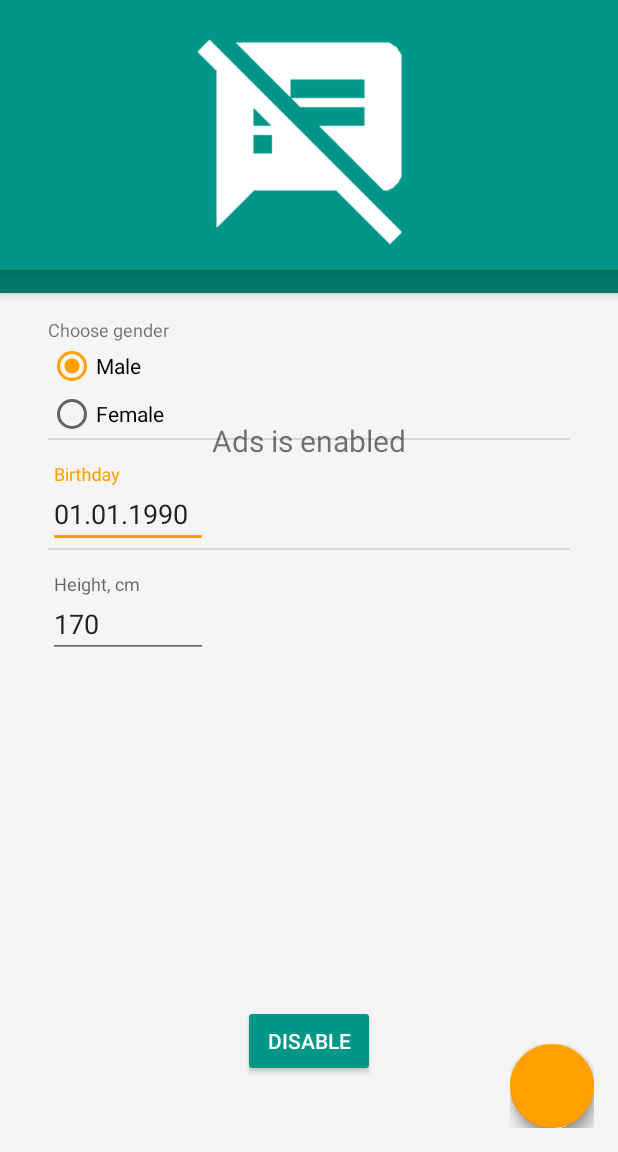
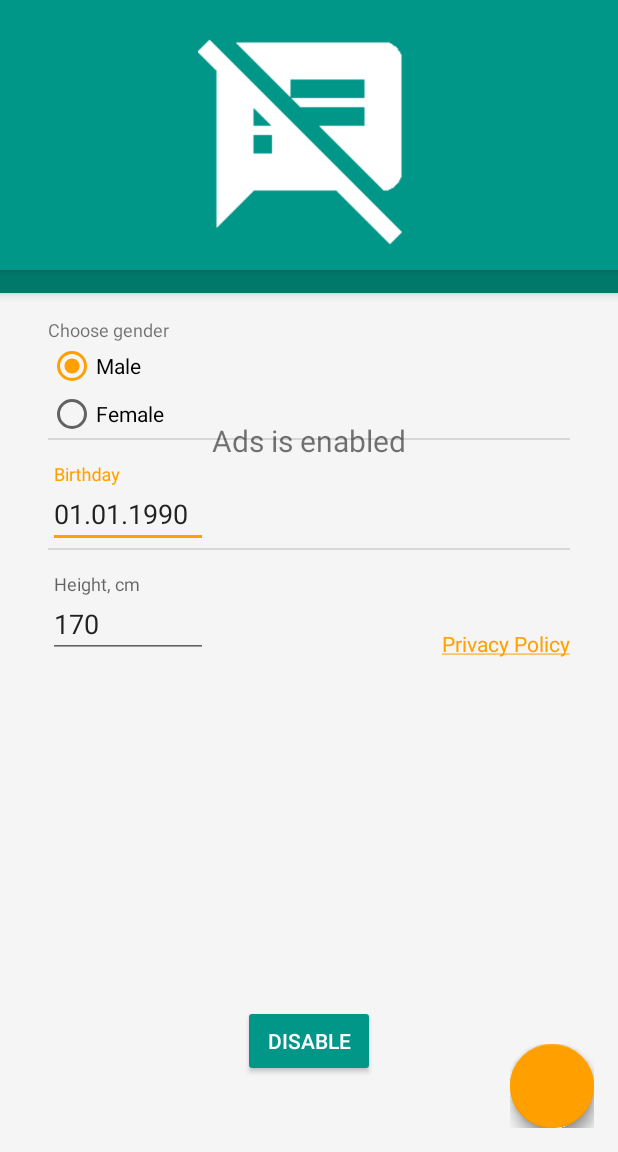
Before and after one commit to EDlGER/Diary-Nutrition, an Android app: the fragment PersonSlide placed in its activity, in the side drawer, after a tap on "Remove ads", on a phone screen of 412 x 824 dp, the part 84-1236 px from its top. Run offline under Robolectric (Android 15) with nearby library versions, the light colour scheme and no system bars; our stand-ins replace AdMob; libraries missing offline, so code that uses them is left out: com.android.vending, com.getbase.floatingactionbutton, com.github.paolorotolo.appintro, com.github.sundeepk.compactcalendarview, com.readystatesoftware.sqliteasset and 1 more; plain views replace CompactCalendarView, FloatingActionButton, FloatingActionsMenu; 27 statements that could not run were skipped.

Commit message:
Privacy Policy

```diff
--- a/DiaryNutrition/app/src/main/java/ediger/diarynutrition/fragments/intro/PersonSlide.java
+++ b/DiaryNutrition/app/src/main/java/ediger/diarynutrition/fragments/intro/PersonSlide.java
@@ -9,6 +9,7 @@ import android.support.v4.app.Fragment;
 import android.support.v7.widget.AppCompatRadioButton;
 import android.text.Editable;
 import android.text.TextWatcher;
+import android.text.method.LinkMovementMethod;
 import android.view.LayoutInflater;
 import android.view.View;
 import android.view.ViewGroup;
@@ -16,6 +17,7 @@ import android.widget.DatePicker;
 import android.widget.EditText;
 import android.widget.RadioGroup;
 import android.widget.ScrollView;
+import android.widget.TextView;
 import android.widget.Toast;
 
 import java.text.SimpleDateFormat;
@@ -49,6 +51,9 @@ public class PersonSlide extends Fragment implements ISlidePolicy,ISlideSelectio
     @Override
     public View onCreateView(LayoutInflater inflater, @Nullable ViewGroup container, @Nullable Bundle savedInstanceState) {
         View view = inflater.inflate(R.layout.fragment_intro_person, container, false);
+
+        TextView linkPolicy = (TextView) view.findViewById(R.id.link_policy);
+        linkPolicy.setMovementMethod(LinkMovementMethod.getInstance());
 
         radioGender = (RadioGroup) view.findViewById(R.id.rg_gender);
         radioGender.setOnCheckedChangeListener(new RadioGroup.OnCheckedChangeListener() {
--- a/DiaryNutrition/app/src/main/java/ediger/diarynutrition/fragments/tabs/FavorTab.java
+++ b/DiaryNutrition/app/src/main/java/ediger/diarynutrition/fragments/tabs/FavorTab.java
@@ -170,6 +170,7 @@ public class FavorTab extends Fragment implements LoaderManager.LoaderCallbacks<
         switch(item.getItemId()){
             case android.R.id.home:
                 getActivity().onBackPressed();
+                break;
             case R.id.action_add:
                 DialogFragment a = new AddFoodDialog();
                 a.setTargetFragment(FavorTab.this, REQ_CODE_ADD_FOOD);
--- a/DiaryNutrition/app/src/main/res/layout/fragment_intro_person.xml
+++ b/DiaryNutrition/app/src/main/res/layout/fragment_intro_person.xml
@@ -92,9 +92,16 @@
                 android:layout_width="match_parent"
                 android:layout_height="1dp"
                 android:background="?android:listDivider"/>
-            <android.support.design.widget.TextInputLayout
+
+            <LinearLayout
                 android:layout_width="match_parent"
                 android:layout_height="wrap_content"
+                android:orientation="horizontal">
+
+                <android.support.design.widget.TextInputLayout
+                    android:layout_width="0dp"
+                    android:layout_height="wrap_content"
+                    android:layout_weight="1"
                     android:paddingTop="16dp"
                     android:hint="@string/intro_height">
                     <EditText
@@ -105,10 +112,21 @@
                         android:inputType="number"
                         android:id="@+id/ed_height" />
                 </android.support.design.widget.TextInputLayout>
+
+                <TextView
+                    android:id="@+id/link_policy"
+                    android:layout_width="wrap_content"
+                    android:layout_height="wrap_content"
+                    android:layout_gravity="bottom"
+                    android:text="@string/link_privacy_policy"/>
+
+            </LinearLayout>
+
             <View
                 android:layout_width="match_parent"
-                android:layout_height="50dp"/>
+                android:layout_height="64dp"/>
         </LinearLayout>
+
     </LinearLayout>
 
 
--- a/DiaryNutrition/app/src/main/res/values/strings.xml
+++ b/DiaryNutrition/app/src/main/res/values/strings.xml
@@ -103,6 +103,7 @@
     <string name="pref_data_restore">Restore</string>
     <string name="pref_data_path">Path</string>
     <string name="pref_data_language">Database language</string>
+    <string name="pref_policy">Privacy Policy</string>
 
     <string name="intro_done">Done</string>
     <string name="intro_title">Nutrition program</string>
@@ -144,6 +145,8 @@
     <string name="message_data_restore">Restore database is successful!</string>
     <string name="message_data_backup">Backup database is successful!</string>
     <string name="message_billing_success">Purchase for disabling ads done</string>
+
+    <string name="link_privacy_policy"><a href="https://edlger.github.io">Privacy Policy</a></string>
 
     <string name="tab_database">Database</string>
     <string name="tab_user">Custom</string>
--- a/DiaryNutrition/app/src/main/res/xml/preferences.xml
+++ b/DiaryNutrition/app/src/main/res/xml/preferences.xml
@@ -79,4 +79,8 @@
 
     </PreferenceCategory>
 
+    <Preference
+        android:key="policy"
+        android:title="@string/pref_policy"/>
+
 </PreferenceScreen>
```
Also changed, not shown: DiaryNutrition/app/build.gradle (+4 -4 lines), DiaryNutrition/app/src/main/AndroidManifest.xml (+12 -6 lines), DiaryNutrition/app/src/main/java/ediger/diarynutrition/activity/PolicyActivity.java (added, +50 -0 lines), DiaryNutrition/app/src/main/java/ediger/diarynutrition/fragments/SettingsFragment.java (+13 -0 lines), DiaryNutrition/app/src/main/res/layout/activity_policy.xml (added, +14 -0 lines), 3 other files. Lines whose indentation alone changed are shown as unchanged.
